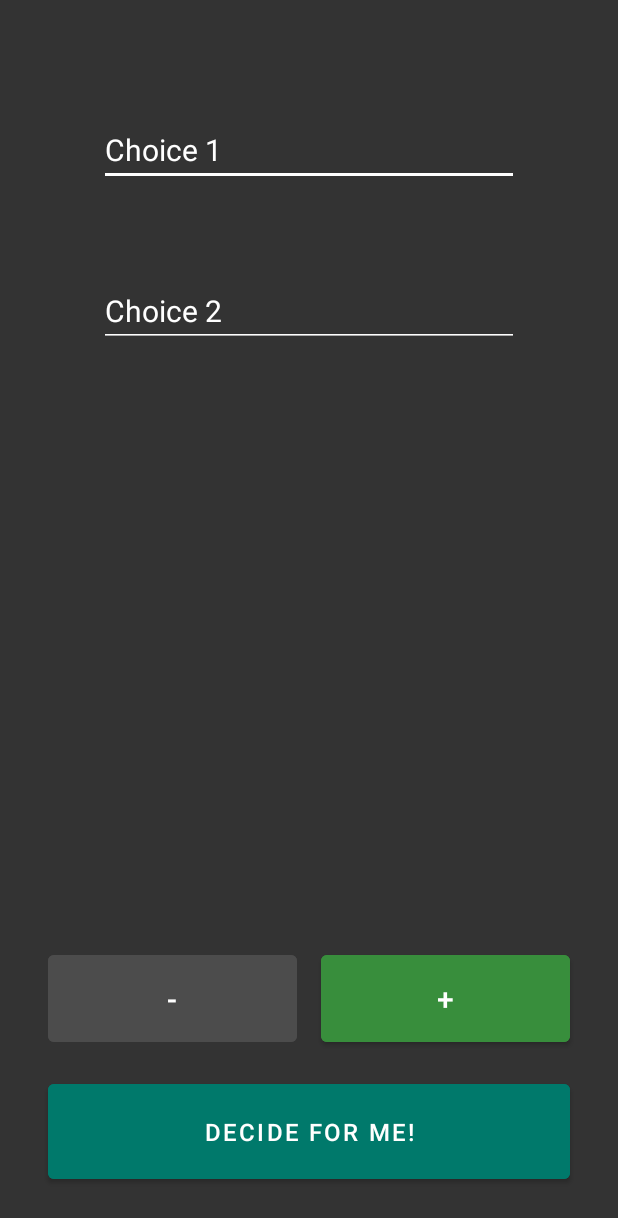
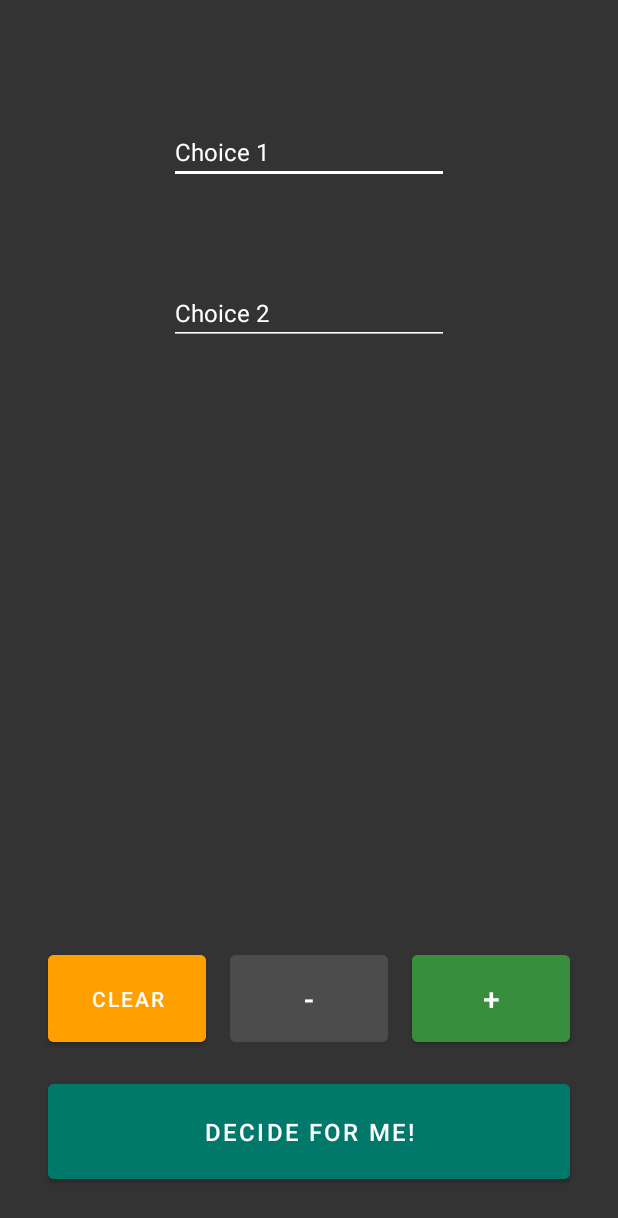
Before and after one commit to minizou/quickpick, an Android app: the screen it shows after launch (MainActivity), on a phone screen of 412 x 824 dp. Shown: the top 1218 px of the screen. Run offline under Robolectric (Android 15) with nearby library versions, the phone set to English and light mode, and no system bars.

Commit message:
Adding option to clear user input for functionality.

```diff
--- a/app/src/main/java/mini/decision_maker/MainActivity.java
+++ b/app/src/main/java/mini/decision_maker/MainActivity.java
@@ -9,7 +9,7 @@ import android.widget.Button;
 import android.widget.EditText;
 
 public class MainActivity extends AppCompatActivity {
-    private EditText option0;
+    private EditText option0; // FIXME make array of EditText?
     private EditText option1;
     private EditText option2;
     private EditText option3;
@@ -88,8 +88,12 @@ public class MainActivity extends AppCompatActivity {
         startActivity(resultIntent);
     }
 
-    public void clickDebug(View v) {
-        StringsApp.printOptions();
+    public void clickClear(View v) {
+        option0.getText().clear();
+        option1.getText().clear();
+        option2.getText().clear();
+        option3.getText().clear();
+        option4.getText().clear();
     }
 
     private void setButton(Button b, boolean enable, int color) {
--- a/app/src/main/res/layout/activity_main.xml
+++ b/app/src/main/res/layout/activity_main.xml
@@ -17,12 +17,12 @@
         android:layout_marginEnd="8dp"
         android:layout_marginBottom="8dp"
         android:backgroundTint="@android:color/white"
-        android:ems="12"
+        android:ems="10"
         android:hint="Choice 1"
 
         android:inputType="textPersonName"
         android:singleLine="false"
-        android:textSize="20sp"
+        android:textSize="16sp"
         app:layout_constraintBottom_toTopOf="@+id/option_1"
         app:layout_constraintEnd_toEndOf="parent"
         app:layout_constraintStart_toStartOf="parent"
@@ -38,12 +38,12 @@
         android:layout_marginEnd="8dp"
         android:layout_marginBottom="8dp"
         android:backgroundTint="@android:color/white"
-        android:ems="12"
+        android:ems="10"
 
         android:hint="Choice 2"
         android:inputType="textPersonName"
         android:singleLine="false"
-        android:textSize="20sp"
+        android:textSize="16sp"
         app:layout_constraintBottom_toTopOf="@+id/option_2"
         app:layout_constraintEnd_toEndOf="parent"
         app:layout_constraintStart_toStartOf="parent"
@@ -59,13 +59,13 @@
         android:layout_marginEnd="8dp"
         android:layout_marginBottom="8dp"
         android:backgroundTint="@android:color/white"
-        android:ems="12"
+        android:ems="10"
         android:enabled="false"
         android:hint="Choice 3"
         android:inputType="textPersonName"
 
         android:singleLine="false"
-        android:textSize="20sp"
+        android:textSize="16sp"
         android:visibility="invisible"
         app:layout_constraintBottom_toTopOf="@+id/option_3"
         app:layout_constraintEnd_toEndOf="parent"
@@ -82,13 +82,13 @@
         android:layout_marginEnd="8dp"
         android:layout_marginBottom="8dp"
         android:backgroundTint="@android:color/white"
-        android:ems="12"
+        android:ems="10"
         android:enabled="false"
         android:hint="Choice 4"
         android:inputType="textPersonName"
 
         android:singleLine="false"
-        android:textSize="20sp"
+        android:textSize="16sp"
         android:visibility="invisible"
         app:layout_constraintBottom_toTopOf="@+id/option_4"
         app:layout_constraintEnd_toEndOf="parent"
@@ -105,13 +105,13 @@
         android:layout_marginEnd="8dp"
         android:layout_marginBottom="32dp"
         android:backgroundTint="@android:color/white"
-        android:ems="12"
+        android:ems="10"
         android:enabled="false"
         android:hint="Choice 5"
         android:inputType="textPersonName"
 
         android:singleLine="false"
-        android:textSize="20sp"
+        android:textSize="16sp"
         android:visibility="invisible"
         app:layout_constraintBottom_toTopOf="@+id/btn_add"
         app:layout_constraintEnd_toEndOf="parent"
@@ -142,7 +142,7 @@
         android:layout_width="0dp"
         android:layout_height="70dp"
 
-        android:layout_marginStart="32dp"
+        android:layout_marginStart="8dp"
         android:layout_marginEnd="8dp"
         android:layout_marginBottom="16dp"
         android:backgroundTint="@color/background_lighter_grey"
@@ -153,6 +153,25 @@
         android:textSize="20sp"
         app:layout_constraintBottom_toTopOf="@+id/btn_decide"
         app:layout_constraintEnd_toStartOf="@+id/btn_add"
+        app:layout_constraintStart_toEndOf="@+id/btn_subtract2" />
+
+    <Button
+        android:id="@+id/btn_subtract2"
+        android:layout_width="0dp"
+        android:layout_height="70dp"
+        android:layout_marginStart="32dp"
+        android:layout_marginEnd="8dp"
+        android:layout_marginBottom="16dp"
+
+        android:backgroundTint="@color/orange"
+        android:gravity="center"
+        android:onClick="clickClear"
+        android:text="Clear"
+        android:textSize="14sp"
+        android:textColor="@color/white"
+
+        app:layout_constraintBottom_toTopOf="@+id/btn_decide"
+        app:layout_constraintEnd_toStartOf="@+id/btn_subtract"
         app:layout_constraintStart_toStartOf="parent" />
 
     <Button
--- a/app/src/main/res/values-night/themes.xml
+++ b/app/src/main/res/values-night/themes.xml
@@ -2,8 +2,8 @@
     <!-- Base application theme. -->
     <style name="Theme.DecisionMaker" parent="Theme.MaterialComponents.DayNight.NoActionBar">
         <!-- Primary brand color. -->
-        <item name="colorPrimary">@color/teal</item>
-        <item name="colorPrimaryVariant">@color/orange</item>
+        <item name="colorPrimary">@color/orange</item>
+        <item name="colorPrimaryVariant">@color/teal</item>
         <item name="colorOnPrimary">@color/white</item>
         <!-- Secondary brand color. -->
         <item name="colorSecondary">@color/teal</item>
--- a/app/src/main/res/values/themes.xml
+++ b/app/src/main/res/values/themes.xml
@@ -2,8 +2,8 @@
     <!-- Base application theme. -->
     <style name="Theme.DecisionMaker" parent="Theme.MaterialComponents.DayNight.NoActionBar">
         <!-- Primary brand color. -->
-        <item name="colorPrimary">@color/teal</item>
-        <item name="colorPrimaryVariant">@color/orange</item>
+        <item name="colorPrimary">@color/orange</item>
+        <item name="colorPrimaryVariant">@color/teal</item>
         <item name="colorOnPrimary">@color/white</item>
         <!-- Secondary brand color. -->
         <item name="colorSecondary">@color/teal</item>
```
